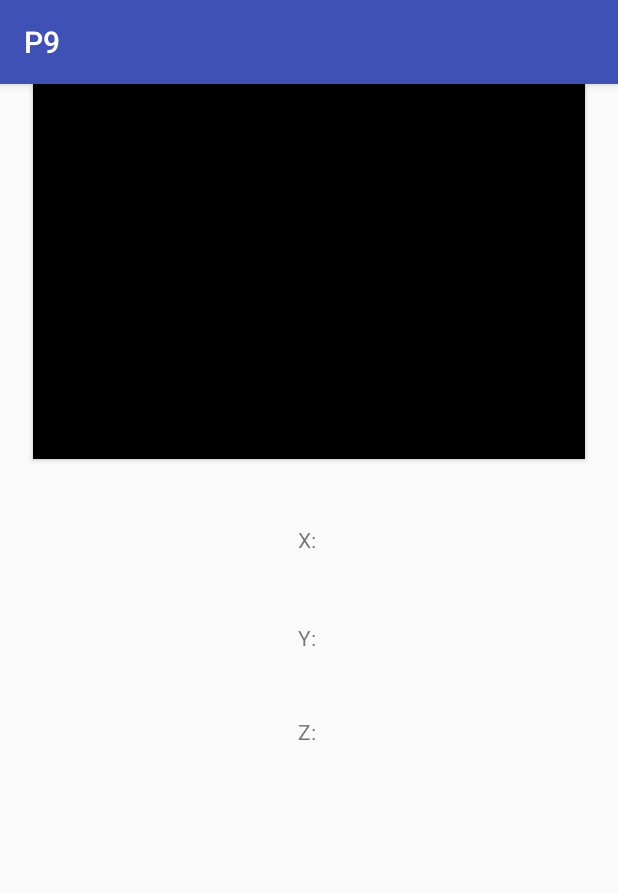
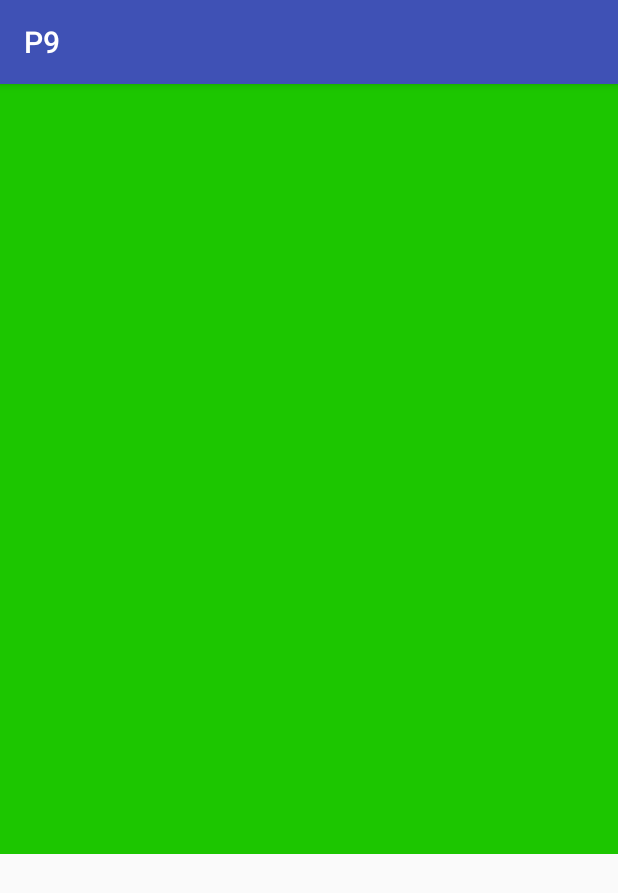
Before and after one commit to Sumsar8920/P9, an Android app: the MiniGameDrink screen opened directly, with no data from a screen before it, on a phone screen of 412 x 824 dp. Shown: the top 893 px of the screen. Run offline under Robolectric (Android 15) with nearby library versions, the phone set to English and light mode, and no system bars.

Commit message:
DrinkingGame
DrinkingGame Done

```diff
--- a/P9/app/src/main/java/com/example/rasmus/p9/MiniGameDrink.java
+++ b/P9/app/src/main/java/com/example/rasmus/p9/MiniGameDrink.java
@@ -1,11 +1,13 @@
 package com.example.rasmus.p9;
 
-import android.graphics.Color;
+
+import android.media.MediaPlayer;
+import android.os.CountDownTimer;
 import android.support.v7.app.AppCompatActivity;
 import android.os.Bundle;
 
 // Imports for TextView
-import android.widget.Button;
+import android.view.View;
 import android.widget.TextView;
 
 // Imports for Sensors
@@ -13,14 +15,21 @@ import android.hardware.Sensor;
 import android.hardware.SensorManager;
 import android.hardware.SensorEvent;
 import android.hardware.SensorEventListener;
+import android.widget.Toast;
 
 public class MiniGameDrink extends AppCompatActivity implements SensorEventListener {
 
     public TextView xText, yText, zText;
+    public TextView greenbar1, greenbar2, greenbar3;
+    public TextView timer;
     public Sensor mySensor;
     public SensorManager SM;
+    public CountDownTimer countDownTimer;
+    public boolean timerRunning;
+    public MediaPlayer drunkMediaPlayer;
+    public Toast toast;
 
-    public Button button;
+
 
     @Override
     protected void onCreate(Bundle savedInstanceState) {
@@ -37,15 +46,28 @@ public class MiniGameDrink extends AppCompatActivity implements SensorEventListe
         SM.registerListener(this, mySensor, SensorManager.SENSOR_DELAY_NORMAL);
 
         // Assign TextViews
-        xText = (TextView) findViewById(R.id.xText);
+       /* xText = (TextView) findViewById(R.id.xText);
         yText = (TextView) findViewById(R.id.yText);
         zText = (TextView) findViewById(R.id.zText);
+        timer = (TextView) findViewById(R.id.timer);*/
 
-        // Assign button
-        button = (Button)findViewById(R.id.button);
+        // Set timer to not running
+        timerRunning = false;
+
+        // Assign background filling
+        greenbar1 = (TextView) findViewById(R.id.greenbar1);
+        greenbar2 = (TextView) findViewById(R.id.greenbar2);
+        greenbar3 = (TextView) findViewById(R.id.greenbar3);
+
+        // Assign sounds
+        drunkMediaPlayer = MediaPlayer.create(this, R.raw.slurpz);
+
+        // Assign text to toast
+        toast = Toast.makeText(getApplicationContext(), "You completed the minigame!", Toast.LENGTH_LONG);
 
 
     }
+
 
 
     @Override
@@ -56,23 +78,81 @@ public class MiniGameDrink extends AppCompatActivity implements SensorEventListe
     @Override
     public void onSensorChanged(SensorEvent event) {
 
-        xText.setText("X: " + event.values[0]);
+        /*xText.setText("X: " + event.values[0]);
         yText.setText("Y: " + event.values[1]);
-        zText.setText("Z: " + event.values[2]);
+        zText.setText("Z: " + event.values[2]);*/
 
         float xFloat = event.values[0];
         float yFloat = event.values[1];
         float zFloat = event.values[2];
 
-        if(xFloat> 2.5 || xFloat < -2.5 || yFloat > 2.5 || yFloat < -2.5){
-            button.setBackgroundColor(Color.RED);
 
+
+        if(zFloat > 7){
+          //  timer.setText("10");
+            timerRunning = false;
+            greenbar1.setVisibility(View.VISIBLE);
+            greenbar2.setVisibility(View.VISIBLE);
+            greenbar3.setVisibility(View.VISIBLE);
+            cancel();
         }
 
         else{
-            button.setBackgroundColor(Color.GREEN);
+            if(timerRunning == false){
+                startTimer();
+                }
+
+            }
         }
 
 
+    public void startTimer(){
+        timerRunning = true;
+        countDownTimer = new CountDownTimer(10 * 1000, 1000){
+        @Override
+            public void onTick(long millisUntilFinished){
+           // timer.setText("" + millisUntilFinished);
+
+            if(millisUntilFinished / 1000 == 7) {
+                greenbar1.setVisibility(View.INVISIBLE);
+                drunkMediaPlayer.start();
+            }
+
+           if(millisUntilFinished / 1000 == 4) {
+                greenbar1.setVisibility(View.INVISIBLE);
+                greenbar2.setVisibility(View.INVISIBLE);
+                drunkMediaPlayer.start();
+            }
+
+            if(millisUntilFinished / 1000 == 1) {
+                greenbar1.setVisibility(View.INVISIBLE);
+                greenbar2.setVisibility(View.INVISIBLE);
+                greenbar3.setVisibility(View.INVISIBLE);
+                drunkMediaPlayer.start();
+                toast.show();
+            }
+
+
+        }
+        @Override
+            public void onFinish(){
+            greenbar1.setVisibility(View.INVISIBLE);
+            greenbar2.setVisibility(View.INVISIBLE);
+            greenbar3.setVisibility(View.INVISIBLE);
+
+        }
+        };
+        countDownTimer.start();
+
     }
+
+    public void cancel(){
+        if(countDownTimer != null){
+            countDownTimer.cancel();
+            countDownTimer = null;
+        }
+
+    };
+
+
 }
--- a/P9/app/src/main/res/layout/activity_accelerometer.xml
+++ b/P9/app/src/main/res/layout/activity_accelerometer.xml
@@ -9,17 +9,43 @@
     tools:layout_editor_absoluteX="0dp">
 
 
-    <Button
-        android:id="@+id/button"
-        android:layout_width="368dp"
-        android:layout_height="250dp"
+    <TextView
+        android:id="@+id/greenbar1"
+        android:visibility="visible"
+        android:layout_width="0dp"
+        android:layout_height="166.6dp"
         app:layout_constraintLeft_toLeftOf="parent"
         app:layout_constraintRight_toRightOf="parent"
         app:layout_constraintVertical_chainStyle="packed"
-        android:background="@color/black"
+        android:background="@color/green"
         app:layout_constraintTop_toTopOf="parent"
-        />
+        android:layout_marginTop="0dp"
+        app:layout_constraintHorizontal_bias="0.0" />
 
+    <TextView
+        android:id="@+id/greenbar2"
+        android:visibility="visible"
+        android:layout_width="0dp"
+        android:layout_height="166.6dp"
+        app:layout_constraintLeft_toLeftOf="parent"
+        app:layout_constraintRight_toRightOf="parent"
+        app:layout_constraintVertical_chainStyle="packed"
+        android:background="@color/green"
+        app:layout_constraintTop_toBottomOf="@id/greenbar1"/>
+
+    <TextView
+        android:id="@+id/greenbar3"
+        android:visibility="visible"
+        android:layout_width="0dp"
+        android:layout_height="180dp"
+        android:layout_marginBottom="-2dp"
+        android:background="@color/green"
+        app:layout_constraintLeft_toLeftOf="parent"
+        app:layout_constraintRight_toRightOf="parent"
+        app:layout_constraintVertical_chainStyle="packed"
+        app:layout_constraintTop_toBottomOf="@id/greenbar2"/>
+
+<!--
     <TextView
         android:id="@+id/xText"
         android:layout_width="wrap_content"
@@ -28,7 +54,7 @@
         android:text="X: "
         app:layout_constraintLeft_toLeftOf="parent"
         app:layout_constraintRight_toRightOf="parent"
-        app:layout_constraintTop_toBottomOf="@+id/button" />
+        app:layout_constraintTop_toBottomOf="@+id/greenbar1" />
 
     <TextView
         android:id="@+id/yText"
@@ -54,6 +80,19 @@
         app:layout_constraintRight_toRightOf="parent"
         app:layout_constraintTop_toBottomOf="@+id/yText" />
 
+    <TextView
+        android:id="@+id/timer"
+        android:layout_width="wrap_content"
+        android:layout_height="wrap_content"
+        android:layout_alignParentBottom="true"
+        android:layout_centerHorizontal="true"
+        android:layout_marginTop="43dp"
+        android:text="TIMER"
+        app:layout_constraintLeft_toLeftOf="parent"
+        app:layout_constraintRight_toRightOf="parent"
+        app:layout_constraintTop_toBottomOf="@+id/zText" />
+-->
+
     <android.support.constraint.Guideline
         android:layout_width="wrap_content"
         android:layout_height="wrap_content"
--- a/P9/app/src/main/res/values/colors.xml
+++ b/P9/app/src/main/res/values/colors.xml
@@ -5,4 +5,5 @@
     <color name="colorAccent">#FF4081</color>
     <color name="black">#000000</color>
     <color name="red">#ff0000</color>
+    <color name="green">#1cc600</color>
 </resources>
```
Also changed, not shown: 1 other file.
